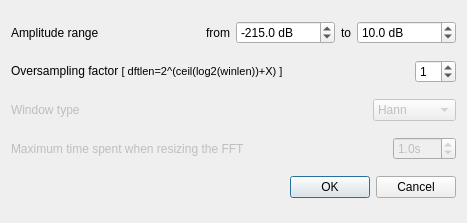
Qt form src/gvamplitudespectrumwdialogsettings.ui (gillesdegottex/dfasma) before a commit.
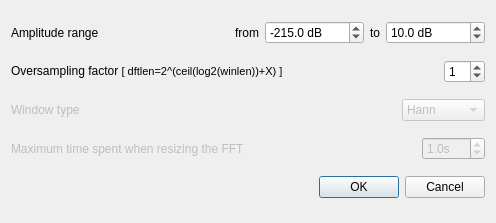
The same form after that commit.

The edit to the form file:
```diff
--- a/src/gvamplitudespectrumwdialogsettings.ui
+++ b/src/gvamplitudespectrumwdialogsettings.ui
@@ -6,7 +6,7 @@
    <rect>
     <x>0</x>
     <y>0</y>
-    <width>467</width>
+    <width>496</width>
     <height>223</height>
    </rect>
   </property>
```
Left out of the diff: 2 changed lines with no effect on the pictures.
